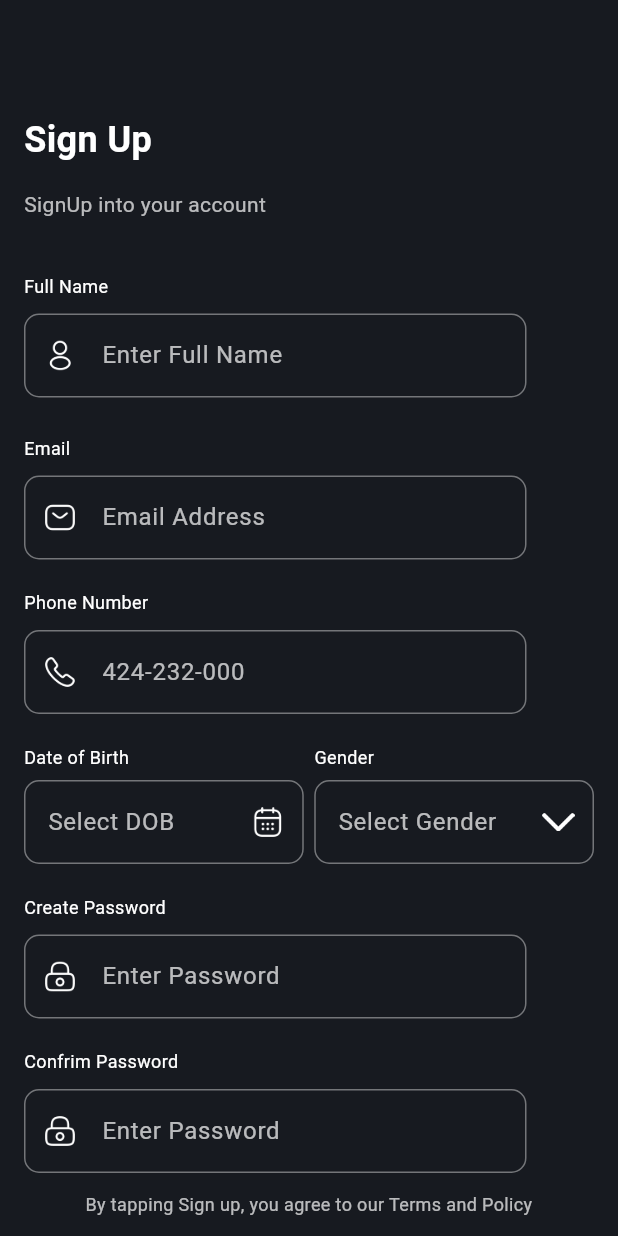
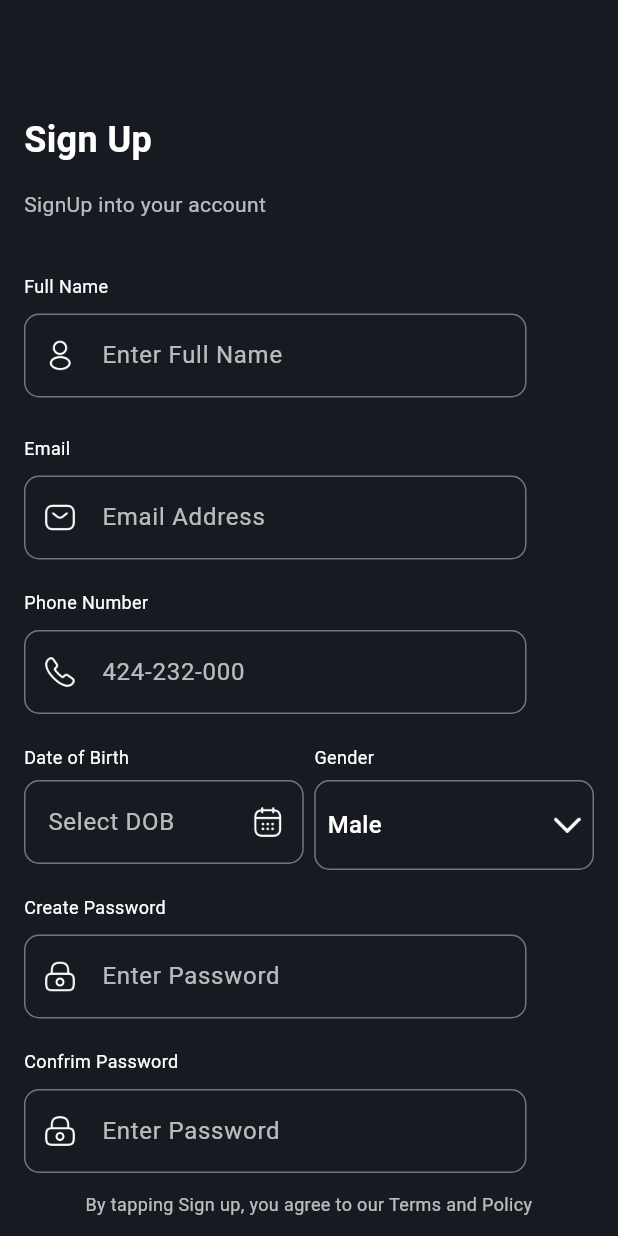
Before and after one commit to fwdAndroid/partymania_users, a Flutter app: the SignUpAccount screen opened directly, on a phone screen of 412 x 824 dp. Run offline on Flutter 3.47's test engine with Material 2 defaults, Android fonts, the light colour scheme and no system bars; our stand-ins replace cloud_firestore, firebase_core, flutter_rating_bar, flutter_svg; accounts and stored records are empty.

Commit message:
DOb and Gender

```diff
--- a/lib/screens/auth/sign_up_account.dart
+++ b/lib/screens/auth/sign_up_account.dart
@@ -4,6 +4,7 @@ import 'package:partymania_users/utils/button.dart';
 import 'package:partymania_users/utils/colors.dart';
 import 'package:partymania_users/utils/controllers.dart';
 import 'package:partymania_users/utils/textformfield.dart';
+import 'package:intl/intl.dart';
 
 class SignUpAccount extends StatefulWidget {
   const SignUpAccount({super.key});
@@ -13,6 +14,15 @@ class SignUpAccount extends StatefulWidget {
 }
 
 class _SignUpAccountState extends State<SignUpAccount> {
+  // Initial Selected Value
+  String dropdownvalue = 'Male';
+
+  // List of items in our dropdown menu
+  var items = [
+    'Male',
+    'Female',
+    'Others',
+  ];
   @override
   Widget build(BuildContext context) {
     return Scaffold(
@@ -164,6 +174,9 @@ class _SignUpAccountState extends State<SignUpAccount> {
                             height: 7,
                           ),
                           TextFormInputField(
+                            onTap: () {
+                              _selectDate(); // Call Function that has showDatePicker()
+                            },
                             suIcon: Padding(
                               padding: const EdgeInsets.all(13.0),
                               child: Image.asset(
@@ -174,7 +187,7 @@ class _SignUpAccountState extends State<SignUpAccount> {
                             ),
                             textInputType: TextInputType.text,
                             hintText: "Select DOB",
-                            controller: clubStateController,
+                            controller: dateController,
                           ),
                         ],
                       ),
@@ -196,19 +209,46 @@ class _SignUpAccountState extends State<SignUpAccount> {
                           const SizedBox(
                             height: 7,
                           ),
-                          TextFormInputField(
-                            suIcon: Padding(
-                              padding: const EdgeInsets.all(13.0),
-                              child: Image.asset(
-                                "assets/Vector.png",
-                                width: 10,
-                                height: 10,
+                          Container(
+                              height: 60,
+                              decoration: BoxDecoration(
+                                border: Border.all(
+                                    color: borderColor.withOpacity(.4)),
+                                borderRadius: BorderRadius.circular(10),
                               ),
-                            ),
-                            textInputType: TextInputType.text,
-                            hintText: "Select Gender",
-                            controller: clubCityController,
-                          ),
+                              child: Padding(
+                                padding: const EdgeInsets.all(8.0),
+                                child: Center(
+                                  child: DropdownButton(
+                                    underline: SizedBox(),
+                                    isExpanded: true,
+                                    isDense: true,
+                                    icon: Image.asset(
+                                      "assets/Vector.png",
+                                      height: 18,
+                                      width: 18,
+                                    ),
+                                    value: dropdownvalue,
+                                    items: items.map((String items) {
+                                      return DropdownMenuItem(
+                                        value: items,
+                                        child: Text(
+                                          items,
+                                          style: TextStyle(color: textColor),
+                                        ),
+                                      );
+                                    }).toList(),
+                                    dropdownColor: Colors
+                                        .black, //dropdown background color
+
+                                    onChanged: (String? newValue) {
+                                      setState(() {
+                                        dropdownvalue = newValue!;
+                                      });
+                                    },
+                                  ),
+                                ),
+                              ))
                         ],
                       ),
                     ),
@@ -344,4 +384,29 @@ class _SignUpAccountState extends State<SignUpAccount> {
       ),
     );
   }
+
+  //Functions
+  void _selectDate() async {
+    DateTime? pickedDate = await showDatePicker(
+        context: context,
+        initialDate: DateTime.now(),
+        firstDate: DateTime(
+            2000), //DateTime.now() - not to allow to choose before today.
+        lastDate: DateTime(2101));
+
+    if (pickedDate != null) {
+      print(pickedDate); //pickedDate output format => 2021-03-10 00:00:00.000
+      String formattedDate = DateFormat('yyyy-MM-dd').format(pickedDate);
+      print(
+          formattedDate); //formatted date output using intl package =>  2021-03-16
+      //you can implement different kind of Date Format here according to your requirement
+
+      setState(() {
+        dateController.text =
+            formattedDate; //set output date to TextField value.
+      });
+    } else {
+      print("Date is not selected");
+    }
+  }
 }
--- a/lib/utils/controllers.dart
+++ b/lib/utils/controllers.dart
@@ -10,6 +10,7 @@ final signUpEmailController = TextEditingController();
 final phoneNumberController = TextEditingController();
 final createPassword = TextEditingController();
 final confrimPassword = TextEditingController();
+final dateController = TextEditingController();
 
 //Create Profile
 final imageController = TextEditingController();
--- a/pubspec.yaml
+++ b/pubspec.yaml
@@ -35,6 +35,7 @@ dependencies:
     sdk: flutter
   flutter_rating_bar: ^4.0.1
   flutter_svg: ^2.0.7
+  intl: ^0.18.1
 
 dev_dependencies:
   flutter_lints: ^2.0.0
```
Also changed, not shown: pubspec.lock.
